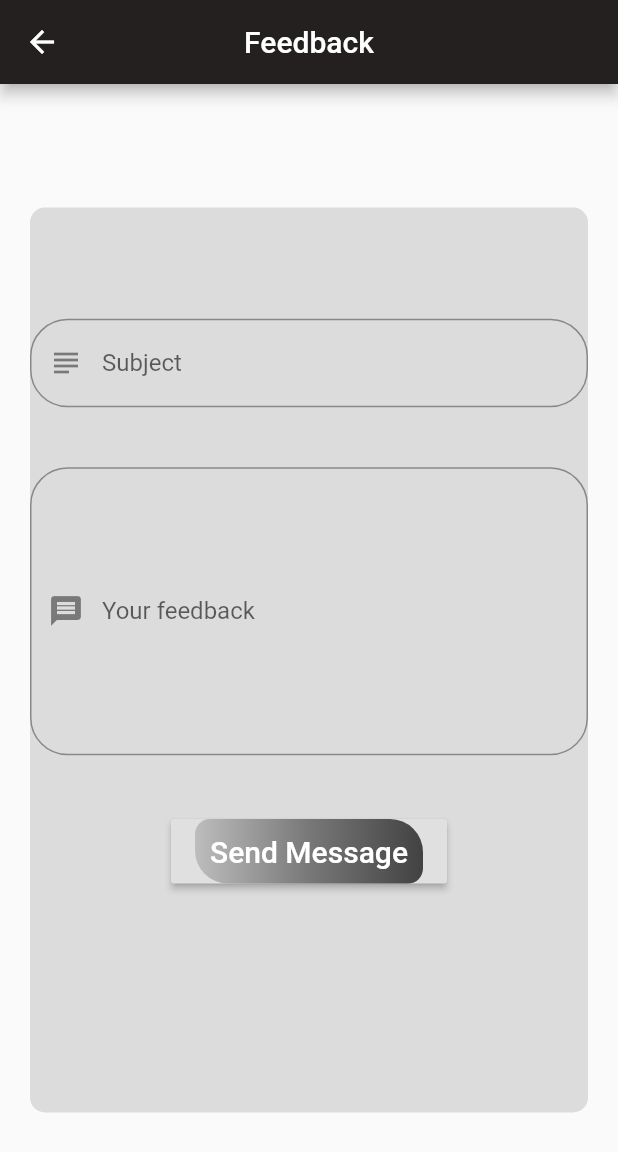
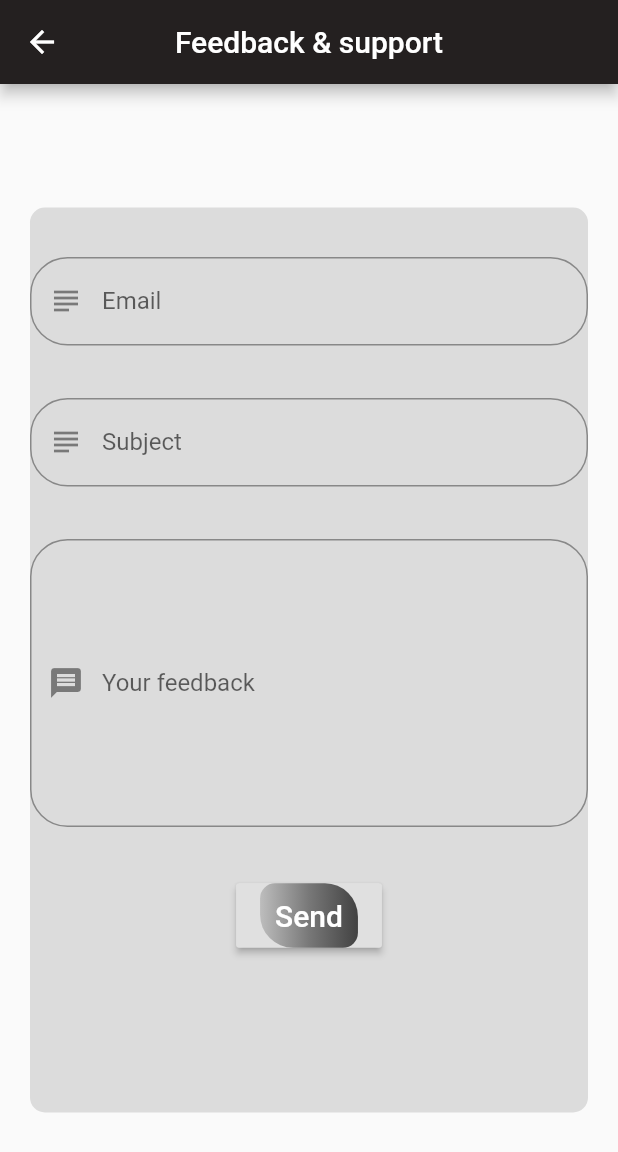
Before and after one commit to waeldghais/timy, a Flutter app: the Feed screen opened directly, on a phone screen of 412 x 824 dp. Shown: the top 1152 px of the screen. Run offline on Flutter 3.47's test engine with Material 2 defaults, Android fonts, the phone set to English and light mode, and no system bars; our stand-ins replace cloud_firestore, easy_localization, firebase_auth, flutter_local_notifications, flutter_spinkit, font_awesome_flutter and 5 more; missing offline and left inert: date_time_format, mailer; accounts and stored records are empty; network calls fail.

Commit message:
first commit

```diff
--- a/assets/lang/ar-TN.json
+++ b/assets/lang/ar-TN.json
@@ -7,5 +7,7 @@
     "Feedback": "التعليقات والدعم",
     "Rate": "قيم التطبيق",
     "Languages": "اللغات",
-    "shedule": "جدولي"
+    "shedule": "جدولي",
+    "send":"إرسال",
+    "Your_feedback":"Your feedback"
 }
--- a/assets/lang/en-US.json
+++ b/assets/lang/en-US.json
@@ -6,5 +6,7 @@
     "Feedback": "Feedback & support",
     "Rate": "Rate App",
     "Languages": "Languages",
-    "shedule":"My shedule"
+    "shedule":"My shedule",
+    "send":"Send",
+    "Your_feedback":"Your feedback"
 }
--- a/assets/lang/es-ES.json
+++ b/assets/lang/es-ES.json
@@ -8,5 +8,7 @@
     "Rate": "Calificar aplicacion",
     "Feedback": "Comentarios y apoyo",
     "Languages": "Idiomas",
-    "shedule":"Mi horario"
+    "shedule":"Mi horario",
+    "send":"Enviar",
+    "Your_feedback":"Tu retroalimentación"
 }
--- a/assets/lang/fr-FR.json
+++ b/assets/lang/fr-FR.json
@@ -7,5 +7,7 @@
     "Rate": " taux de L'application",
     "Languages": "Langues",
     "Feedback": "Commentaires et assistance",
-    "shedule":"Mon Calendrier"
+    "shedule":"Mon Calendrier",
+    "send":"Envoyer",
+    "Your_feedback":"vos commentaires"
 }
--- a/assets/lang/tr-TR.json
+++ b/assets/lang/tr-TR.json
@@ -8,5 +8,7 @@
     "About" : "TimyTime hakkında",
     "Rate": "Uygulamayı Değerlendir",
     "Languages": "Diller",
-    "shedule":"Benim program"
+    "shedule":"Benim program",
+    "send":"Gönder",
+    "Your_feedback":"Görüşleriniz"
 }
--- a/assets/lang/zh-CN.json
+++ b/assets/lang/zh-CN.json
@@ -8,5 +8,7 @@
     "About" : "关于 TimyTime",
     "Setting": "环境",
     "Languages": "语言能力",
-    "shedule":"我的时间表"
+    "shedule":"我的时间表",
+    "send":"发送",
+    "Your_feedback":"您的反馈"
 }
--- a/lib/screens/setting/Feedback/feedback.dart
+++ b/lib/screens/setting/Feedback/feedback.dart
@@ -1,6 +1,7 @@
 import 'package:flutter/material.dart';
 import 'package:mailer/mailer.dart';
 import 'package:mailer/smtp_server.dart';
+import 'package:easy_localization/easy_localization.dart';
 
 class Feed extends StatefulWidget {
   @override
@@ -10,6 +11,8 @@ class Feed extends StatefulWidget {
 class _Feed extends State<Feed> {
   TextEditingController _subject = new TextEditingController();
   TextEditingController _msg = new TextEditingController();
+  TextEditingController _email = new TextEditingController();
+
   @override
   Widget build(BuildContext context) {
     Size size = MediaQuery.of(context).size;
@@ -17,7 +20,7 @@ class _Feed extends State<Feed> {
         appBar: AppBar(
           title: Text(
             "Feedback",
-          ),
+          ).tr(),
           centerTitle: true,
           backgroundColor: Color.fromRGBO(36, 32, 32, 1),
         ),
@@ -39,10 +42,23 @@ class _Feed extends State<Feed> {
                   ),
                   child: SingleChildScrollView(
                     child: Padding(
-                      padding: EdgeInsets.only(top: size.height * 0.09),
+                      padding: EdgeInsets.only(top: size.height * 0.04),
                       child: Column(
                         mainAxisAlignment: MainAxisAlignment.center,
                         children: [
+                          TextField(
+                            cursorColor: Colors.black,
+                            decoration: new InputDecoration(
+                              prefixIcon: Icon(Icons.subject),
+                              labelText: "Email",
+                              border: new OutlineInputBorder(
+                                borderRadius: new BorderRadius.circular(25.0),
+                                borderSide: new BorderSide(),
+                              ),
+                            ),
+                            controller: _email,
+                          ),
+                          const SizedBox(height: 35),
                           TextField(
                             cursorColor: Colors.black,
                             decoration: new InputDecoration(
@@ -55,12 +71,12 @@ class _Feed extends State<Feed> {
                             ),
                             controller: _subject,
                           ),
-                          const SizedBox(height: 40),
+                          const SizedBox(height: 35),
                           TextField(
                             cursorColor: Colors.black,
                             decoration: new InputDecoration(
                               prefixIcon: Icon(Icons.message),
-                              labelText: "Your feedback",
+                              labelText: "Your_feedback".tr(),
 
                               border: new OutlineInputBorder(
                                 borderRadius: new BorderRadius.circular(25.0),
@@ -74,7 +90,7 @@ class _Feed extends State<Feed> {
                             keyboardType: TextInputType.multiline,
                             maxLines: null,
                           ),
-                          const SizedBox(height: 40),
+                          const SizedBox(height: 35),
                           RaisedButton(
                               onPressed: () {
                                 _sendMail(_subject.text, _msg.text);
@@ -96,8 +112,9 @@ class _Feed extends State<Feed> {
                                   ),
                                 ),
                                 padding: const EdgeInsets.all(10.0),
-                                child: const Text('Send Message',
-                                    style: TextStyle(fontSize: 20)),
+                                child: const Text('send',
+                                        style: TextStyle(fontSize: 20))
+                                    .tr(),
                               )),
                         ],
                       ),
--- a/lib/screens/setting/Languge/Languge.dart
+++ b/lib/screens/setting/Languge/Languge.dart
@@ -85,9 +85,8 @@ class _Lang extends State<Lang> {
               ),
             ),
             onTap: () {
-              context.locale = Locale(langugeCode[index], capitolCode[index]);
-              setState(() {
-                context.locale;
+              this.setState(() {
+                context.locale = Locale(langugeCode[index], capitolCode[index]);
               });
             },
           );
--- a/lib/screens/setting/Theme/configTheme.dart
+++ b/lib/screens/setting/Theme/configTheme.dart
@@ -1,5 +1,5 @@
 library config.globals;
 
-import 'package:TimyTimeMain/screens/setting/Theme/ThemeN.dart';
+import 'package:TimyTimeMain/screens/setting/Theme/Theme.dart';
 
 MyTheme currentTheme = MyTheme();
--- a/pubspec.yaml
+++ b/pubspec.yaml
@@ -42,6 +42,7 @@ dependencies:
   mailer: ^3.3.0
   shared_preferences: ^0.5.12+4
   easy_localization: ^2.3.3
+  hive: ^1.4.4+1
   # The following adds the Cupertino Icons font to your application.
   # Use with the CupertinoIcons class for iOS style icons.
   cupertino_icons: ^0.1.3
```
Also changed, not shown: lib/main.dart (+16 -1 lines), lib/screens/setting/Theme/Theme.dart (+12 -34 lines), lib/screens/setting/Theme/ThemeN.dart (+12 -8 lines), lib/screens/setting/settings.dart (+12 -8 lines), pubspec.lock.
